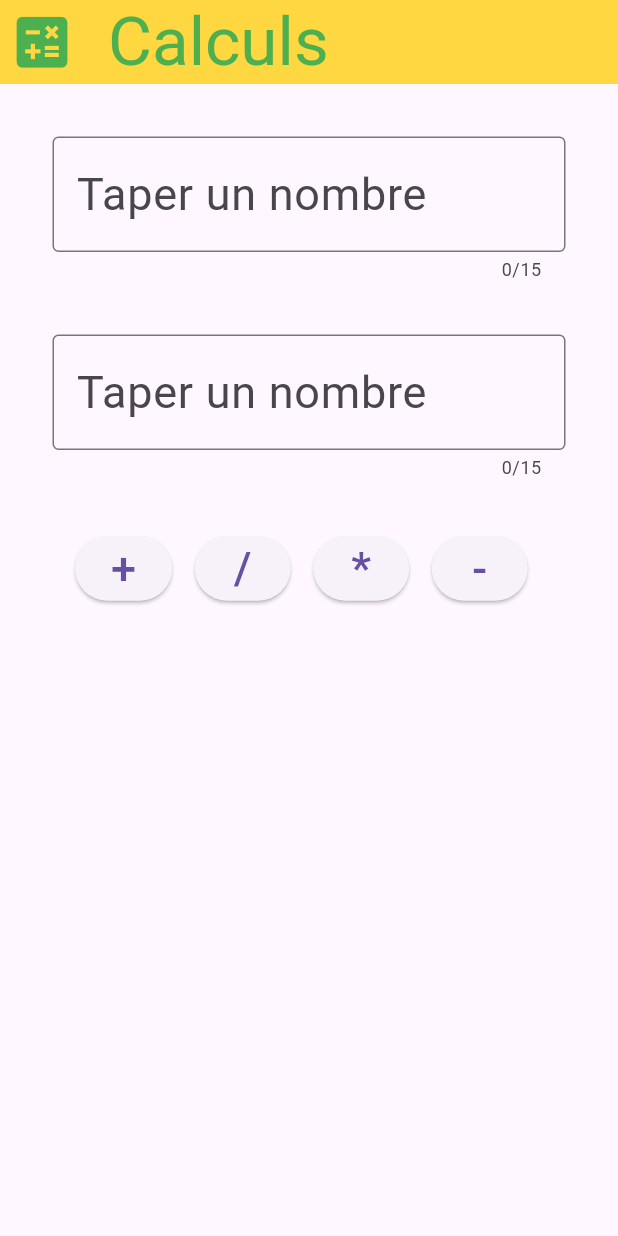
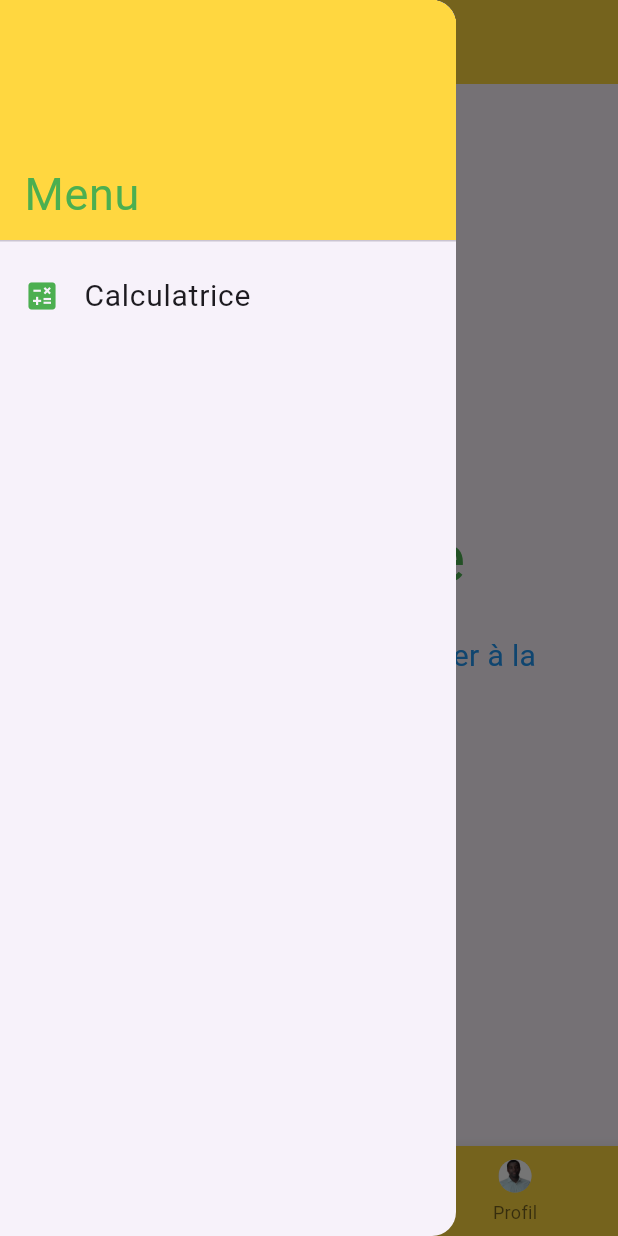
Before and after one commit to dibikre/demofluttercours, a Flutter app: the screen it shows after launch, with the side drawer open (before the commit the screen has no drawer), on a phone screen of 412 x 824 dp. Run offline on Flutter 3.47's test engine with Material 3 defaults, Android fonts, the phone set to English and light mode, and no system bars.

Commit message:
Base de cours Flutter avec le langage Dart

```diff
--- a/lib/main.dart
+++ b/lib/main.dart
@@ -1,5 +1,5 @@
 import 'package:flutter/material.dart';
-import 'pages/calculs.page.dart';
+import 'pages/accueil.page.dart';
 
 void main() {
   runApp(const MyApp());
@@ -12,7 +12,7 @@ class MyApp extends StatelessWidget {
   Widget build(BuildContext context) {
     return MaterialApp(
       debugShowCheckedModeBanner: false,
-      home: Calculs(),
+      home: Accueil(),
     );
   }
 }
--- /dev/null
+++ b/lib/pages/accueil.page.dart
@@ -0,0 +1,44 @@
+import 'package:flutter/material.dart';
+import 'menu.page.dart';
+import 'menu.bottom.dart';
+
+class Accueil extends StatelessWidget {
+  const Accueil({super.key});
+
+  @override
+  Widget build(BuildContext context) {
+    return Scaffold(
+      appBar: AppBar(
+        title: Text(
+          'Accueil',
+          style: TextStyle(fontSize: 30, color: Colors.green),
+        ),
+        // Le hamburger est ajouté automatiquement car le Scaffold a un drawer
+        iconTheme: IconThemeData(color: Colors.green, size: 35),
+        backgroundColor: Colors.amberAccent,
+      ),
+      drawer: MenuPage(surAccueil: true),
+      bottomNavigationBar: MenuBottom(currentIndex: 0),
+      body: Center(
+        child: Padding(
+          padding: EdgeInsets.all(35),
+          child: Column(
+            mainAxisAlignment: MainAxisAlignment.center,
+            children: [
+              Text(
+                'Bienvenue',
+                style: TextStyle(fontSize: 45, color: Colors.green),
+              ),
+              SizedBox(height: 20),
+              Text(
+                'Ouvrez le menu pour accéder à la calculatrice.',
+                textAlign: TextAlign.center,
+                style: TextStyle(fontSize: 20, color: Colors.blue),
+              ),
+            ],
+          ),
+        ),
+      ),
+    );
+  }
+}
--- a/lib/pages/calculs.page.dart
+++ b/lib/pages/calculs.page.dart
@@ -1,4 +1,5 @@
 import 'package:flutter/material.dart';
+import 'menu.page.dart';
 
 class Calculs extends StatefulWidget {
   const Calculs({super.key});
@@ -17,7 +18,7 @@ class _CalculsState extends State<Calculs> {
     if (operation == '-') return (_nombre1 - _nombre2).toDouble();
     if (operation == '*') return (_nombre1 * _nombre2).toDouble();
     if (operation == '/') {
-    if (_nombre2 == 0) {
+      if (_nombre2 == 0) {
         throw Exception("Division par zéro impossible");
       }
       return _nombre1 / _nombre2;
@@ -49,9 +50,15 @@ class _CalculsState extends State<Calculs> {
           'Calculs',
           style: TextStyle(fontSize: 45, color: Colors.green),
         ),
-        leading: Icon(Icons.calculate, size: 45, color: Colors.green),
+        leading: Builder(
+          builder: (context) => IconButton(
+            icon: Icon(Icons.menu, size: 45, color: Colors.green),
+            onPressed: () => Scaffold.of(context).openDrawer(),
+          ),
+        ),
         backgroundColor: Colors.amberAccent,
       ),
+      drawer: MenuPage(),
       body: Center(
         child: Container(
           padding: EdgeInsets.all(35),
--- /dev/null
+++ b/lib/pages/menu.bottom.dart
@@ -0,0 +1,70 @@
+import 'package:flutter/material.dart';
+import 'bottom/liste.chapitre.dart';
+import 'bottom/monprofil.dart';
+
+// Menu du bas : 0 = Accueil, 1 = Liste des cours, 2 = Mon profil
+class MenuBottom extends StatelessWidget {
+  // Index de la page actuellement affichée
+  final int currentIndex;
+
+  const MenuBottom({super.key, required this.currentIndex});
+
+  void _onTap(BuildContext context, int index) {
+    // Déjà sur cette page : rien à faire
+    if (index == currentIndex) return;
+
+    if (index == 0) {
+      // Revient à l'accueil (première page de l'application)
+      Navigator.popUntil(context, (route) => route.isFirst);
+      return;
+    }
+
+    final Widget page = index == 1 ? ListeChapitre() : MonProfil();
+
+    // Ouvre la page en la plaçant juste au-dessus de l'accueil
+    Navigator.pushAndRemoveUntil(
+      context,
+      MaterialPageRoute(builder: (context) => page),
+      (route) => route.isFirst,
+    );
+  }
+
+  // Photo ronde utilisée comme icône (avec un anneau vert si sélectionnée)
+  Widget _photo(bool actif) {
+    return Container(
+      decoration: BoxDecoration(
+        shape: BoxShape.circle,
+        border: Border.all(
+          color: actif ? Colors.green : Colors.transparent,
+          width: 2,
+        ),
+      ),
+      child: CircleAvatar(
+        radius: 11,
+        backgroundColor: Colors.grey.shade300,
+        backgroundImage: AssetImage('assets/images/photo.jpg'),
+      ),
+    );
+  }
+
+  @override
+  Widget build(BuildContext context) {
+    return BottomNavigationBar(
+      currentIndex: currentIndex,
+      onTap: (index) => _onTap(context, index),
+      type: BottomNavigationBarType.fixed,
+      backgroundColor: Colors.amberAccent,
+      selectedItemColor: Colors.green,
+      unselectedItemColor: Colors.black54,
+      items: [
+        BottomNavigationBarItem(icon: Icon(Icons.home), label: 'Accueil'),
+        BottomNavigationBarItem(icon: Icon(Icons.menu_book), label: 'Cours'),
+        BottomNavigationBarItem(
+          icon: _photo(false),
+          activeIcon: _photo(true),
+          label: 'Profil',
+        ),
+      ],
+    );
+  }
+}
--- /dev/null
+++ b/lib/pages/menu.page.dart
@@ -0,0 +1,54 @@
+import 'package:flutter/material.dart';
+import 'calculs.page.dart';
+
+// Menu latéral gauche (Drawer)
+class MenuPage extends StatelessWidget {
+  // true quand le menu est affiché depuis la page Accueil
+  final bool surAccueil;
+
+  const MenuPage({super.key, this.surAccueil = false});
+
+  @override
+  Widget build(BuildContext context) {
+    return Drawer(
+      child: ListView(
+        padding: EdgeInsets.zero,
+        children: [
+          DrawerHeader(
+            decoration: BoxDecoration(color: Colors.amberAccent),
+            child: Align(
+              alignment: Alignment.bottomLeft,
+              child: Text(
+                'Menu',
+                style: TextStyle(fontSize: 30, color: Colors.green),
+              ),
+            ),
+          ),
+          ListTile(
+            leading: Icon(Icons.calculate, color: Colors.green),
+            title: Text('Calculatrice', style: TextStyle(fontSize: 20)),
+            onTap: () {
+              // Ferme le menu puis ouvre la calculatrice
+              Navigator.pop(context);
+              Navigator.push(
+                context,
+                MaterialPageRoute(builder: (context) => Calculs()),
+              );
+            },
+          ),
+          // Le bouton Accueil n'apparaît que si on n'est pas déjà sur l'accueil
+          if (!surAccueil)
+            ListTile(
+              leading: Icon(Icons.home, color: Colors.green),
+              title: Text('Accueil', style: TextStyle(fontSize: 20)),
+              onTap: () {
+                // Ferme le menu puis revient à la première page (Accueil)
+                Navigator.pop(context);
+                Navigator.popUntil(context, (route) => route.isFirst);
+              },
+            ),
+        ],
+      ),
+    );
+  }
+}
--- a/pubspec.yaml
+++ b/pubspec.yaml
@@ -58,7 +58,8 @@ flutter:
   uses-material-design: true
 
   # To add assets to your application, add an assets section, like this:
-  # assets:
+  assets:
+    - assets/images/photo.jpg
   #   - images/a_dot_burr.jpeg
   #   - images/a_dot_ham.jpeg
 
```
Also changed, not shown: lib/pages/bottom/liste.chapitre.dart (added, +61 -0 lines), lib/pages/bottom/monprofil.dart (added, +86 -0 lines), assets/images/photo.jpg (added).
